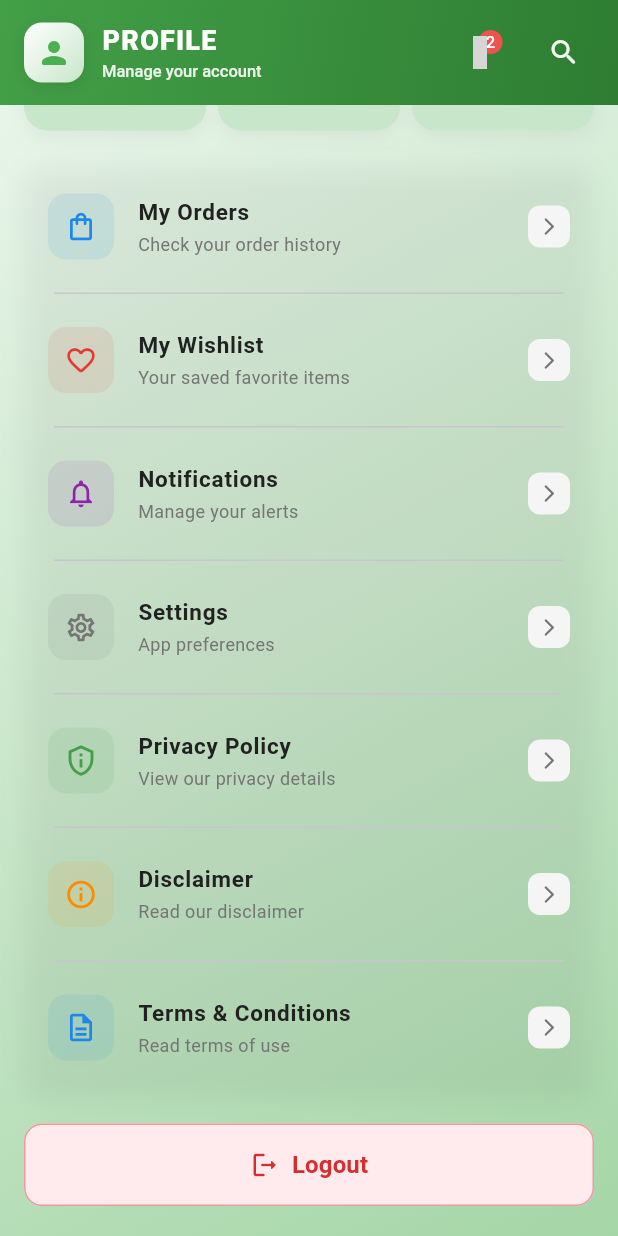
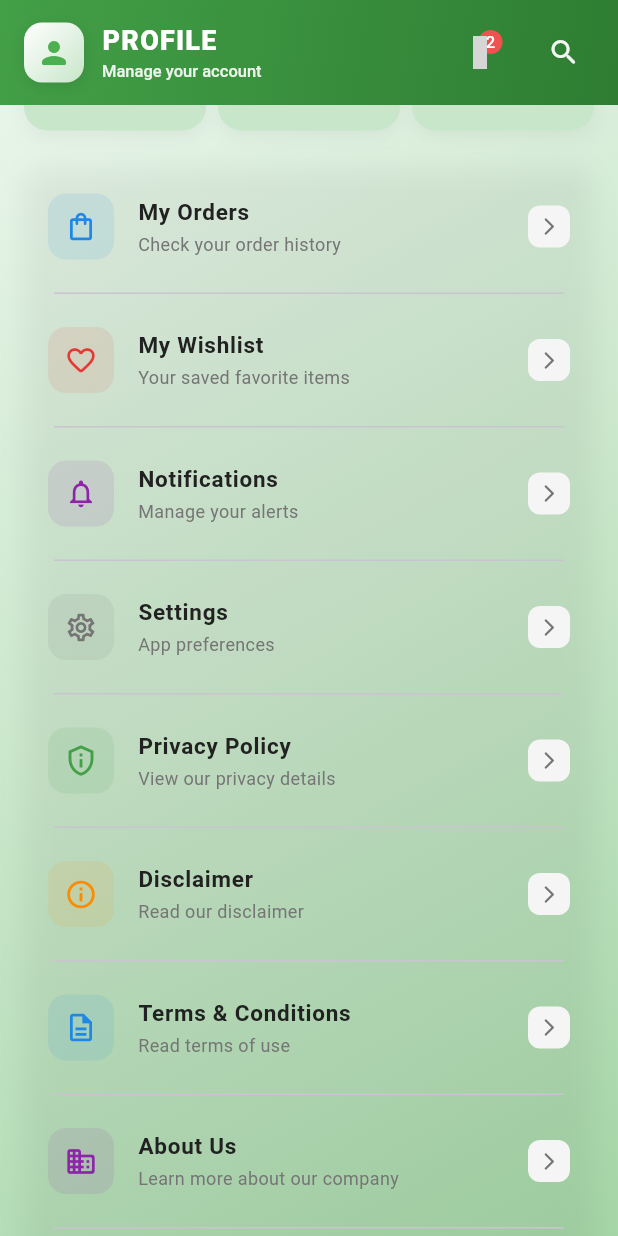
Before and after one commit to shivam2212G/bmt99_app, a Flutter app: the ProfileScreen screen opened directly, scrolled down 418 dp, on a phone screen of 412 x 824 dp. Run offline on Flutter 3.47's test engine with Material 3 defaults, Android fonts, the phone set to English and light mode, and no system bars; our stand-ins replace carousel_slider, dio, geocoding, geolocator, get, google_sign_in and 4 more; missing offline and left inert: onesignal_flutter, razorpay_flutter; accounts and stored records are empty; network calls fail; grey boxes are pictures that could not be loaded.

Commit message:
Remain: Profile Done

```diff
--- a/lib/baseapi.dart
+++ b/lib/baseapi.dart
@@ -1,4 +1,4 @@
 class ApiConfig {
   // Change this to your Laravel backend URL
-  static const String baseUrl = "https://762011ab09b9.ngrok-free.app";
+  static const String baseUrl = "https://26ff6733c379.ngrok-free.app";
 }
--- a/lib/screens/profile_screen.dart
+++ b/lib/screens/profile_screen.dart
@@ -148,6 +148,8 @@ class _ProfileScreenState extends State<ProfileScreen> {
                 ),
               ],
             ),
+            child: SingleChildScrollView(
+              scrollDirection: Axis.vertical,
               child: Column(
                 mainAxisSize: MainAxisSize.min,
                 children: [
@@ -413,6 +415,7 @@ class _ProfileScreenState extends State<ProfileScreen> {
                     ),
                   ),
                 ],
+              ),
             ),
           ),
         );
@@ -1051,26 +1054,70 @@ class _ProfileScreenState extends State<ProfileScreen> {
                     margin: const EdgeInsets.symmetric(horizontal: 16),
                     child: Row(
                       children: [
-                        _buildStatItem(
+                        Expanded(
+                          flex: 2,
+                          child: InkWell(
+                            borderRadius: BorderRadius.circular(16),
+                            onTap: () {
+                              Navigator.push(
+                                context,
+                                MaterialPageRoute(
+                                  builder: (_) => const MyOrdersScreen(),
+                                ),
+                              );
+                            },
+                            child: _buildStatItem(
                               icon: Icons.shopping_bag_rounded,
                               value: "12",
                               label: "Orders",
                               color: Colors.blue.shade600,
                             ),
+                          ),
+                        ),
                         const SizedBox(width: 8),
-                        _buildStatItem(
+                        Expanded(
+                          flex: 2,
+                          child: InkWell(
+                            borderRadius: BorderRadius.circular(16),
+                            onTap: () {
+                              Navigator.push(
+                                context,
+                                MaterialPageRoute(
+                                  builder: (_) => const WishlistScreen(),
+                                ),
+                              );
+                            },
+                            child: _buildStatItem(
                               icon: Icons.favorite_rounded,
                               value: wishlistItems.length.toString(),
                               label: "Wishlist",
                               color: Colors.red.shade600,
                             ),
+                          ),
+                        ),
                         const SizedBox(width: 8),
-                        _buildStatItem(
+                        Expanded(
+                          flex: 2,
+                          child: InkWell(
+                            borderRadius: BorderRadius.circular(16),
+                            onTap: () {
+                              ScaffoldMessenger.of(context).showSnackBar(
+                                SnackBar(
+                                  content: const Text("Reviews feature coming soon"),
+                                  backgroundColor: Colors.amber.shade700,
+                                  behavior: SnackBarBehavior.floating,
+                                ),
+                              );
+                            },
+                            child: _buildStatItem(
                               icon: Icons.star_rounded,
                               value: "8",
                               label: "Reviews",
                               color: Colors.amber.shade600,
                             ),
+                          ),
+                        ),
+
                       ],
                     ),
                   ),
@@ -1196,7 +1243,9 @@ class _ProfileScreenState extends State<ProfileScreen> {
                           subtitle: "Read our disclaimer",
                           color: Colors.orange.shade600,
                           onTap: () {
+                            print("hello1");
                             if (settingsData == null) return;
+                            print("hello2");
                             showPolicyPopup(
                               context: context,
                               title: "Disclaimer",
@@ -1228,6 +1277,51 @@ class _ProfileScreenState extends State<ProfileScreen> {
                             );
                           },
                         ),
+
+                        const Divider(height: 1, indent: 20, endIndent: 20),
+
+                        // NEW: About Us Option
+                        _buildOptionItem(
+                          icon: Icons.business_rounded,
+                          title: "About Us",
+                          subtitle: "Learn more about our company",
+                          color: Colors.purple.shade600,
+                          onTap: () {
+                            if (settingsData == null) return;
+                            showPolicyPopup(
+                              context: context,
+                              title: "About Us",
+                              content: settingsData!["about_us"] ?? "",
+                              updatedAt: settingsData!["updated_at"] ?? "",
+                              email: settingsData!["shop_email"] ?? "",
+                              phone: settingsData!["shop_phone"] ?? "",
+                              address: settingsData!["shop_address"] ?? "",
+                            );
+                          },
+                        ),
+
+                        const Divider(height: 1, indent: 20, endIndent: 20),
+
+                        // NEW: Refund Policy Option
+                        _buildOptionItem(
+                          icon: Icons.currency_exchange_rounded,
+                          title: "Refund Policy",
+                          subtitle: "Our refund and return policy",
+                          color: Colors.amber.shade700,
+                          onTap: () {
+                            if (settingsData == null) return;
+                            showPolicyPopup(
+                              context: context,
+                              title: "Refund Policy",
+                              content: settingsData!["refund_policy"] ?? "",
+                              updatedAt: settingsData!["updated_at"] ?? "",
+                              email: settingsData!["shop_email"] ?? "",
+                              phone: settingsData!["shop_phone"] ?? "",
+                              address: settingsData!["shop_address"] ?? "",
+                            );
+                          },
+                        ),
+
 
                       ],
                     ),
```
Lines whose indentation alone changed are shown as unchanged.
